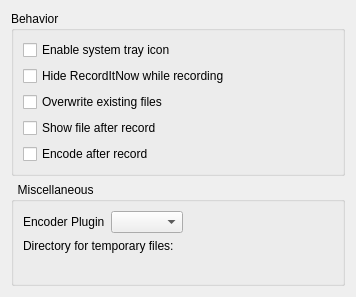
hippich/recorditnow, file src/ui/settings.ui: the form before one commit.
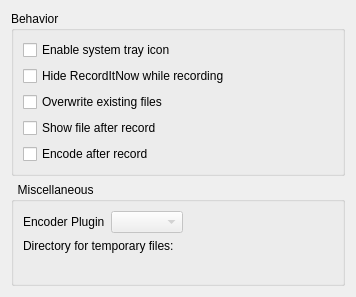
The form after the commit. Custom widgets are drawn as their Qt base class.

Commit message: fix website + combo + ui

What changed in the file:
```diff
--- a/src/ui/settings.ui
+++ b/src/ui/settings.ui
@@ -79,6 +79,9 @@
       </item>
       <item row="0" column="1">
        <widget class="KComboBox" name="encoderCombo">
+        <property name="enabled">
+         <bool>false</bool>
+        </property>
         <property name="insertPolicy">
          <enum>QComboBox::InsertAlphabetically</enum>
         </property>
```
The commit also changes 2 other files.
